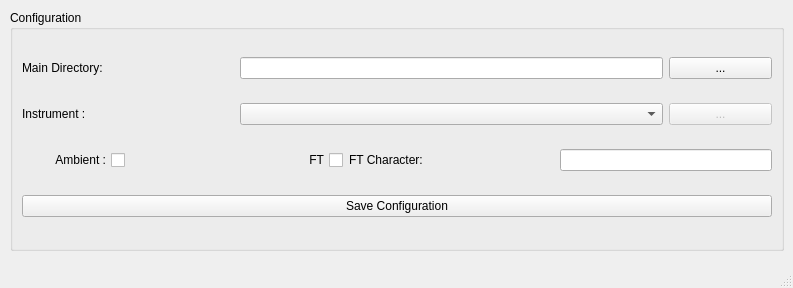
Qt form UVLIF/gui/configuration.ui (simonruske/UVLIF) before a commit.
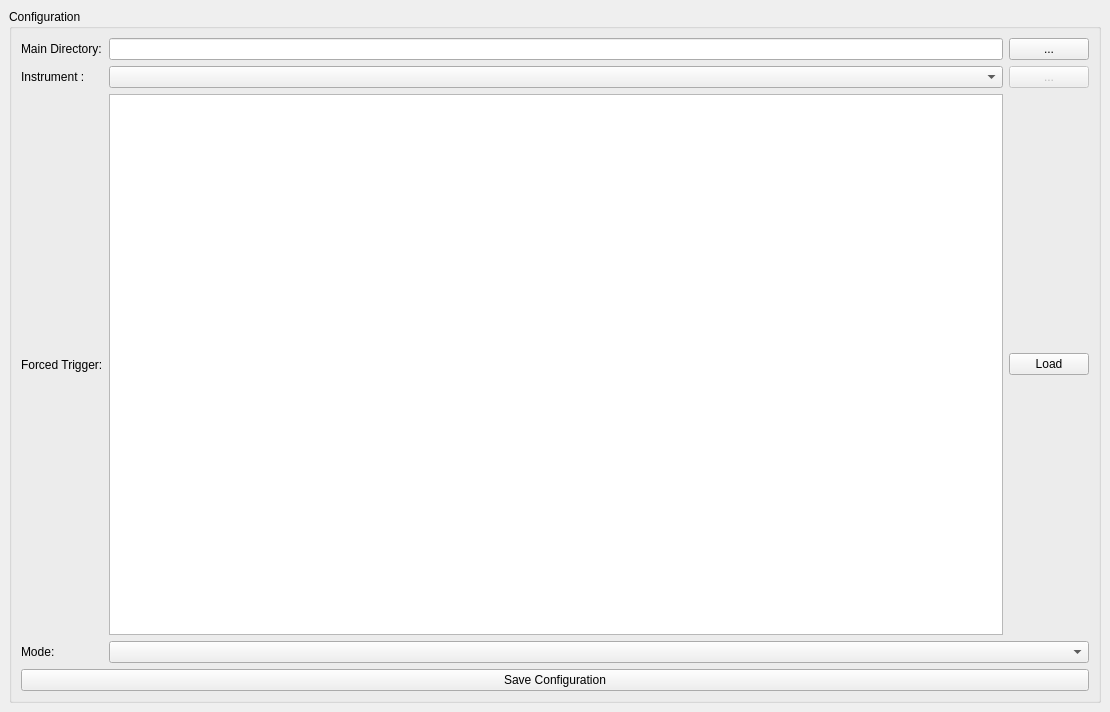
The same form after that commit.

```diff
--- a/UVLIF/gui/configuration.ui
+++ b/UVLIF/gui/configuration.ui
@@ -6,115 +6,185 @@
    <rect>
     <x>0</x>
     <y>0</y>
-    <width>793</width>
-    <height>288</height>
+    <width>1110</width>
+    <height>712</height>
    </rect>
   </property>
+  <property name="sizePolicy">
+   <sizepolicy hsizetype="Minimum" vsizetype="Minimum">
+    <horstretch>0</horstretch>
+    <verstretch>0</verstretch>
+   </sizepolicy>
+  </property>
   <property name="windowTitle">
    <string>New Configuration ...</string>
   </property>
   <widget class="QWidget" name="centralwidget">
-   <widget class="QGroupBox" name="groupBox">
-    <property name="geometry">
-     <rect>
-      <x>10</x>
-      <y>10</y>
-      <width>774</width>
-      <height>241</height>
-     </rect>
-    </property>
-    <property name="title">
-     <string>Configuration</string>
-    </property>
-    <layout class="QGridLayout" name="gridLayout">
-     <item row="1" column="2" colspan="4">
-      <widget class="QComboBox" name="comboBox"/>
-     </item>
-     <item row="2" column="1" colspan="2">
-      <widget class="QCheckBox" name="checkBox_2">
-       <property name="layoutDirection">
-        <enum>Qt::RightToLeft</enum>
-       </property>
-       <property name="text">
-        <string>FT</string>
-       </property>
-       <property name="tristate">
-        <bool>false</bool>
-       </property>
-      </widget>
-     </item>
-     <item row="2" column="3" colspan="2">
-      <widget class="QLabel" name="label_3">
-       <property name="text">
-        <string>FT Character:</string>
-       </property>
-      </widget>
-     </item>
-     <item row="2" column="5" colspan="2">
-      <widget class="QLineEdit" name="lineEdit_3">
-       <property name="text">
-        <string/>
-       </property>
-      </widget>
-     </item>
-     <item row="1" column="6">
-      <widget class="QPushButton" name="pushButton_2">
-       <property name="enabled">
-        <bool>false</bool>
-       </property>
-       <property name="text">
-        <string>...</string>
-       </property>
-      </widget>
-     </item>
-     <item row="0" column="2" colspan="4">
-      <widget class="QLineEdit" name="mainDirectoryLineEdit"/>
-     </item>
-     <item row="0" column="6">
-      <widget class="QPushButton" name="mainDirectoryButton">
-       <property name="text">
-        <string>...</string>
-       </property>
-      </widget>
-     </item>
-     <item row="1" column="0">
-      <widget class="QLabel" name="label_2">
-       <property name="text">
-        <string>Instrument :</string>
-       </property>
-      </widget>
-     </item>
-     <item row="2" column="0">
-      <widget class="QCheckBox" name="checkBox">
-       <property name="layoutDirection">
-        <enum>Qt::RightToLeft</enum>
-       </property>
-       <property name="text">
-        <string>Ambient :</string>
-       </property>
-       <property name="tristate">
-        <bool>false</bool>
-       </property>
-      </widget>
-     </item>
-     <item row="0" column="0" colspan="2">
-      <widget class="QLabel" name="label">
-       <property name="text">
-        <string>Main Directory:</string>
-       </property>
-      </widget>
-     </item>
-     <item row="3" column="0" colspan="7">
-      <widget class="QPushButton" name="saveButton">
-       <property name="text">
-        <string>Save Configuration</string>
-       </property>
-      </widget>
-     </item>
-    </layout>
-   </widget>
+   <layout class="QGridLayout" name="gridLayout_2">
+    <item row="0" column="0">
+     <widget class="QGroupBox" name="groupBox">
+      <property name="sizePolicy">
+       <sizepolicy hsizetype="Minimum" vsizetype="Minimum">
+        <horstretch>0</horstretch>
+        <verstretch>0</verstretch>
+       </sizepolicy>
+      </property>
+      <property name="title">
+       <string>Configuration</string>
+      </property>
+      <layout class="QGridLayout" name="gridLayout">
+       <item row="11" column="1" colspan="2">
+        <widget class="QComboBox" name="modeBox">
+         <property name="sizePolicy">
+          <sizepolicy hsizetype="MinimumExpanding" vsizetype="Fixed">
+           <horstretch>0</horstretch>
+           <verstretch>0</verstretch>
+          </sizepolicy>
+         </property>
+        </widget>
+       </item>
+       <item row="3" column="1">
+        <widget class="QComboBox" name="instrumentBox">
+         <property name="sizePolicy">
+          <sizepolicy hsizetype="MinimumExpanding" vsizetype="Fixed">
+           <horstretch>0</horstretch>
+           <verstretch>0</verstretch>
+          </sizepolicy>
+         </property>
+        </widget>
+       </item>
+       <item row="1" column="2">
+        <widget class="QPushButton" name="mainDirectoryButton">
+         <property name="sizePolicy">
+          <sizepolicy hsizetype="Minimum" vsizetype="Fixed">
+           <horstretch>0</horstretch>
+           <verstretch>0</verstretch>
+          </sizepolicy>
+         </property>
+         <property name="text">
+          <string>...</string>
+         </property>
+        </widget>
+       </item>
+       <item row="12" column="0" colspan="3">
+        <widget class="QPushButton" name="saveButton">
+         <property name="sizePolicy">
+          <sizepolicy hsizetype="MinimumExpanding" vsizetype="Fixed">
+           <horstretch>0</horstretch>
+           <verstretch>0</verstretch>
+          </sizepolicy>
+         </property>
+         <property name="text">
+          <string>Save Configuration</string>
+         </property>
+        </widget>
+       </item>
+       <item row="1" column="1">
+        <widget class="QLineEdit" name="mainDirectoryLineEdit">
+         <property name="sizePolicy">
+          <sizepolicy hsizetype="MinimumExpanding" vsizetype="Fixed">
+           <horstretch>0</horstretch>
+           <verstretch>0</verstretch>
+          </sizepolicy>
+         </property>
+        </widget>
+       </item>
+       <item row="3" column="0">
+        <widget class="QLabel" name="instrumentLabel">
+         <property name="sizePolicy">
+          <sizepolicy hsizetype="Minimum" vsizetype="Preferred">
+           <horstretch>0</horstretch>
+           <verstretch>0</verstretch>
+          </sizepolicy>
+         </property>
+         <property name="text">
+          <string>Instrument :</string>
+         </property>
+        </widget>
+       </item>
+       <item row="3" column="2">
+        <widget class="QPushButton" name="instrumentButton">
+         <property name="enabled">
+          <bool>false</bool>
+         </property>
+         <property name="sizePolicy">
+          <sizepolicy hsizetype="Minimum" vsizetype="Fixed">
+           <horstretch>0</horstretch>
+           <verstretch>0</verstretch>
+          </sizepolicy>
+         </property>
+         <property name="text">
+          <string>...</string>
+         </property>
+        </widget>
+       </item>
+       <item row="1" column="0">
+        <widget class="QLabel" name="mainDirectoryLabel">
+         <property name="sizePolicy">
+          <sizepolicy hsizetype="Minimum" vsizetype="Preferred">
+           <horstretch>0</horstretch>
+           <verstretch>0</verstretch>
+          </sizepolicy>
+         </property>
+         <property name="text">
+          <string>Main Directory:</string>
+         </property>
+        </widget>
+       </item>
+       <item row="11" column="0">
+        <widget class="QLabel" name="modeLabel">
+         <property name="sizePolicy">
+          <sizepolicy hsizetype="Minimum" vsizetype="Preferred">
+           <horstretch>0</horstretch>
+           <verstretch>0</verstretch>
+          </sizepolicy>
+         </property>
+         <property name="text">
+          <string>Mode:</string>
+         </property>
+        </widget>
+       </item>
+       <item row="4" column="1">
+        <widget class="QTableView" name="ftView">
+         <property name="sizePolicy">
+          <sizepolicy hsizetype="MinimumExpanding" vsizetype="MinimumExpanding">
+           <horstretch>0</horstretch>
+           <verstretch>0</verstretch>
+          </sizepolicy>
+         </property>
+        </widget>
+       </item>
+       <item row="4" column="0">
+        <widget class="QLabel" name="ftLabel">
+         <property name="sizePolicy">
+          <sizepolicy hsizetype="Minimum" vsizetype="Preferred">
+           <horstretch>0</horstretch>
+           <verstretch>0</verstretch>
+          </sizepolicy>
+         </property>
+         <property name="text">
+          <string>Forced Trigger:</string>
+         </property>
+        </widget>
+       </item>
+       <item row="4" column="2">
+        <widget class="QPushButton" name="ftButton">
+         <property name="sizePolicy">
+          <sizepolicy hsizetype="Minimum" vsizetype="Fixed">
+           <horstretch>0</horstretch>
+           <verstretch>0</verstretch>
+          </sizepolicy>
+         </property>
+         <property name="text">
+          <string>Load</string>
+         </property>
+        </widget>
+       </item>
+      </layout>
+     </widget>
+    </item>
+   </layout>
   </widget>
-  <widget class="QStatusBar" name="statusbar"/>
   <action name="actionExit">
    <property name="text">
     <string>Exit</string>
```
